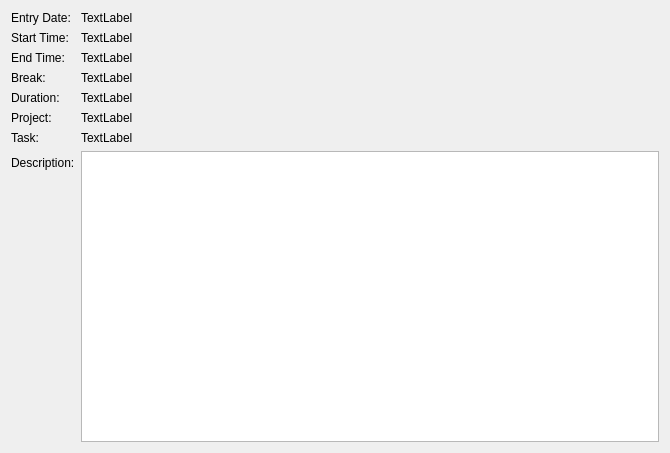
First picture: the form in src/worklog/ui/widget/entrydetailswidget.ui, repository anetczuk/work-log, before the edit.
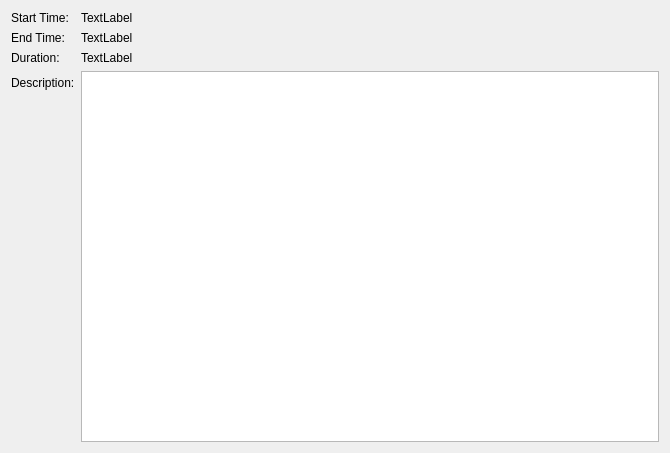
Second picture: the form after the edit.

Diff of the .ui file:
```diff
--- a/src/worklog/ui/widget/entrydetailswidget.ui
+++ b/src/worklog/ui/widget/entrydetailswidget.ui
@@ -15,111 +15,55 @@
   </property>
   <layout class="QFormLayout" name="formLayout">
    <item row="0" column="0">
-    <widget class="QLabel" name="label">
-     <property name="text">
-      <string>Entry Date:</string>
-     </property>
-    </widget>
-   </item>
-   <item row="0" column="1">
-    <widget class="QLabel" name="entryDate">
-     <property name="text">
-      <string>TextLabel</string>
-     </property>
-    </widget>
-   </item>
-   <item row="1" column="0">
     <widget class="QLabel" name="label_3">
      <property name="text">
       <string>Start Time:</string>
      </property>
     </widget>
    </item>
-   <item row="1" column="1">
+   <item row="0" column="1">
     <widget class="QLabel" name="startTime">
      <property name="text">
       <string>TextLabel</string>
      </property>
     </widget>
    </item>
-   <item row="2" column="0">
+   <item row="1" column="0">
     <widget class="QLabel" name="label_5">
      <property name="text">
       <string>End Time:</string>
      </property>
     </widget>
    </item>
-   <item row="2" column="1">
+   <item row="1" column="1">
     <widget class="QLabel" name="endTime">
      <property name="text">
       <string>TextLabel</string>
      </property>
     </widget>
    </item>
-   <item row="3" column="0">
-    <widget class="QLabel" name="label_7">
-     <property name="text">
-      <string>Break:</string>
-     </property>
-    </widget>
-   </item>
-   <item row="3" column="1">
-    <widget class="QLabel" name="breakTime">
-     <property name="text">
-      <string>TextLabel</string>
-     </property>
-    </widget>
-   </item>
-   <item row="4" column="0">
+   <item row="2" column="0">
     <widget class="QLabel" name="label_9">
      <property name="text">
       <string>Duration:</string>
      </property>
     </widget>
    </item>
-   <item row="4" column="1">
+   <item row="2" column="1">
     <widget class="QLabel" name="durationTime">
      <property name="text">
       <string>TextLabel</string>
      </property>
     </widget>
    </item>
-   <item row="5" column="0">
-    <widget class="QLabel" name="label_11">
-     <property name="text">
-      <string>Project:</string>
-     </property>
-    </widget>
-   </item>
-   <item row="6" column="0">
-    <widget class="QLabel" name="label_12">
-     <property name="text">
-      <string>Task:</string>
-     </property>
-    </widget>
-   </item>
-   <item row="7" column="0">
+   <item row="3" column="0">
     <widget class="QLabel" name="label_13">
      <property name="text">
       <string>Description:</string>
      </property>
     </widget>
    </item>
-   <item row="5" column="1">
-    <widget class="QLabel" name="project">
-     <property name="text">
-      <string>TextLabel</string>
-     </property>
-    </widget>
-   </item>
-   <item row="6" column="1">
-    <widget class="QLabel" name="task">
-     <property name="text">
-      <string>TextLabel</string>
-     </property>
-    </widget>
-   </item>
-   <item row="7" column="1">
+   <item row="3" column="1">
     <widget class="QTextEdit" name="description">
      <property name="textInteractionFlags">
       <set>Qt::TextSelectableByKeyboard|Qt::TextSelectableByMouse</set>
```
